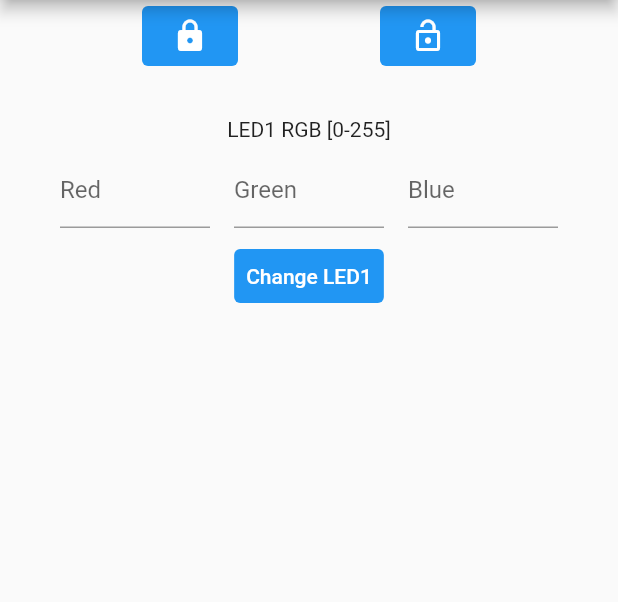
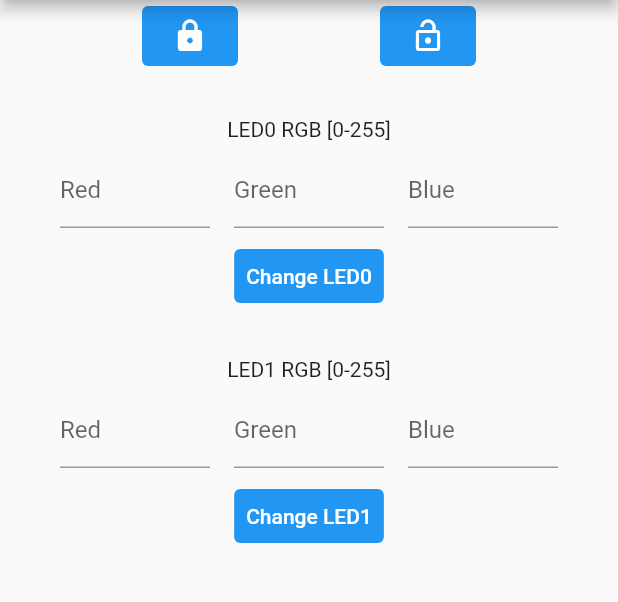
Before and after one commit to gapizaver/smartsharp-mobile-app, a Flutter app: the screen it shows after launch, on a phone screen of 412 x 824 dp, the part 84-686 px from its top. Run offline on Flutter 3.47's test engine with Material 2 defaults, Android fonts, the light colour scheme and no system bars.

Commit message:
added 'ledId' parameter for stateful LedInputWidget

```diff
--- a/lib/main.dart
+++ b/lib/main.dart
@@ -56,8 +56,10 @@ class MyApp extends StatelessWidget {
               ),
             ],
           ),
+          // LED0 row
+          const LedInputWidget(ledId: 0),
           // LED1 row
-          const LedInputWidget(),
+          const LedInputWidget(ledId: 1),
         ]),
       ),
     );
@@ -66,7 +68,8 @@ class MyApp extends StatelessWidget {
 
 // stateful widget for led color input
 class LedInputWidget extends StatefulWidget {
-  const LedInputWidget({Key? key}) : super(key: key);
+  final int ledId;
+  const LedInputWidget({Key? key, required this.ledId}) : super(key: key);
 
   @override
   State<LedInputWidget> createState() => _LedInputWidget();
@@ -87,8 +90,8 @@ class _LedInputWidget extends State<LedInputWidget> {
         child: Column(
           crossAxisAlignment: CrossAxisAlignment.center,
           children: [
-            const Text(
-              'LED1 RGB [0-255]',
+            Text(
+              'LED' + widget.ledId.toString() + ' RGB [0-255]',
             ),
             Wrap(
               children: List<Widget>.generate(3, (int index) {
@@ -115,7 +118,7 @@ class _LedInputWidget extends State<LedInputWidget> {
                 backgroundColor: MaterialStateProperty.all<Color>(Colors.blue),
               ),
               onPressed: () {},
-              child: const Text("Change LED1"),
+              child: Text("Change LED" + widget.ledId.toString()),
             ),
           ],
         ),
```
